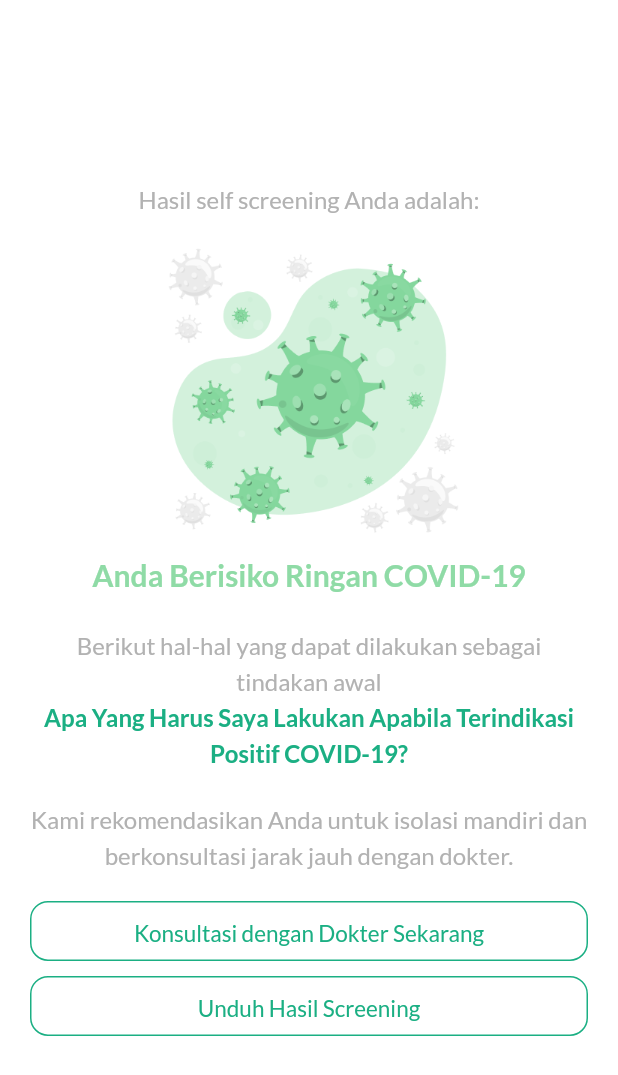
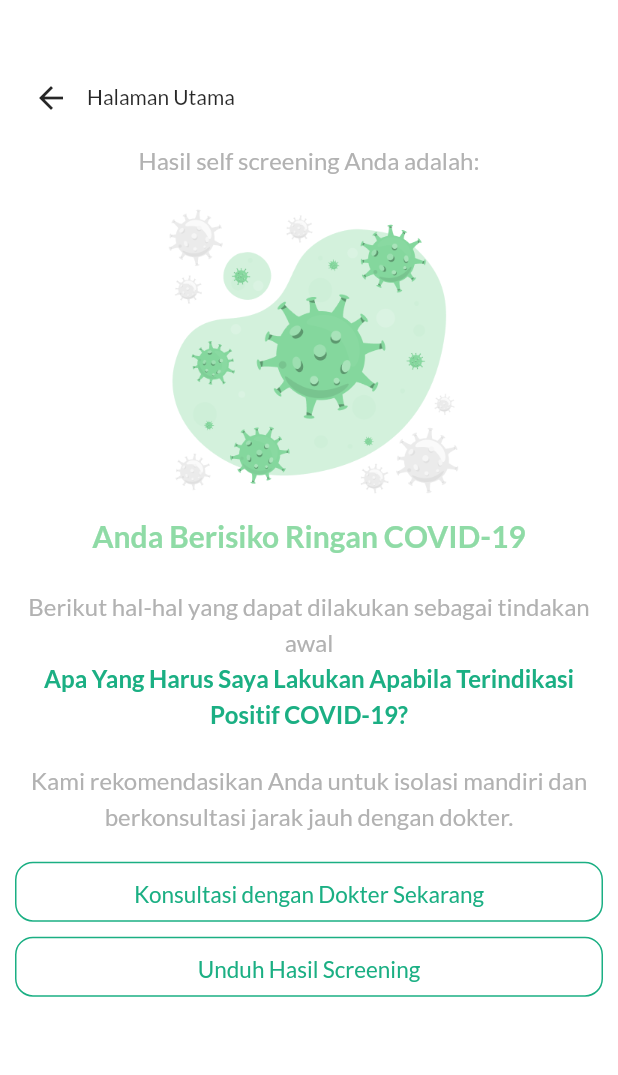
Before and after one commit to saskia-dwi-ulfah/HealthyIn, a Flutter app: the MildRecommendation screen opened directly, on a phone screen of 412 x 824 dp. Shown: the top 1075 px of the screen. Run offline on Flutter 3.47's test engine with Material 2 defaults, Android fonts, the phone set to English and light mode, and no system bars; our stand-ins replace cloud_firestore, firebase_auth, firebase_core, get, google_fonts, google_sign_in and 2 more; accounts and stored records are empty.

Commit message:
Adding back button from recommendation page and managing its route

```diff
--- a/healthyin/lib/main.dart
+++ b/healthyin/lib/main.dart
@@ -1,8 +1,8 @@
 import 'package:get/get.dart';
 import 'package:flutter/material.dart';
 import 'package:firebase_core/firebase_core.dart';
+import 'package:healthyin/controller/auth_controller.dart';
 import 'package:healthyin/screens/Splash%20Screen/healthyin_splashscreen_page.dart';
-import 'package:healthyin/controller/auth_controller.dart';
 
 Future<void> main() async {
   WidgetsFlutterBinding.ensureInitialized();
--- a/healthyin/lib/screens/Screening Result/recommendation_mild.dart
+++ b/healthyin/lib/screens/Screening Result/recommendation_mild.dart
@@ -5,6 +5,7 @@ import 'package:get/get.dart';
 import 'package:flutter/material.dart';
 import 'package:google_fonts/google_fonts.dart';
 import 'package:healthyin/api/pdf_paragraph_api.dart';
+import 'package:healthyin/screens/Main%20Page/healthyin_main_page.dart';
 
 class MildRecommendation extends StatelessWidget {
   const MildRecommendation({super.key});
@@ -22,9 +23,24 @@ class MildRecommendation extends StatelessWidget {
       body: Container(
           height: h,
           width: w,
-          margin: const EdgeInsets.only(left: 20, right: 20),
+          margin: const EdgeInsets.only(left: 10, right: 10),
           child: Column(children: [
-            SizedBox(height: 0.15 * h),
+            SizedBox(height: 0.05 * h),
+            GestureDetector(
+              onTap: () {
+                Get.offAll(
+                    () => HealthyInMainPage(email: data['identity']['email']));
+              },
+              child: Row(children: [
+                const BackButton(color: Color.fromARGB(1000, 18, 18, 18)),
+                Text("Halaman Utama",
+                    style: GoogleFonts.lato(
+                        fontSize: 14,
+                        height: 1,
+                        color: const Color.fromARGB(1000, 18, 18, 18)))
+              ]),
+            ),
+            SizedBox(height: 0.01 * h),
             Text("Hasil self screening Anda adalah:",
                 style: GoogleFonts.lato(
                     fontSize: 16,
```
Also changed, not shown: healthyin/lib/screens/Screening Result/recommendation_moderate.dart (+18 -2 lines), healthyin/lib/screens/Screening Result/recommendation_severe.dart (+18 -6 lines).
